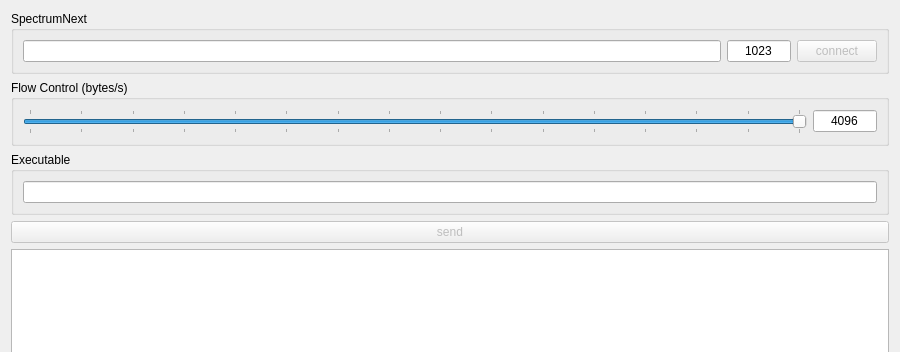
hurricane-src/QtSpectrumNextRemote, file SpectrumNextRemoteForm.ui: the form before one commit; both pictures show x 0 to 900 and y 0 to 352 of the 900 by 575 pixel window.
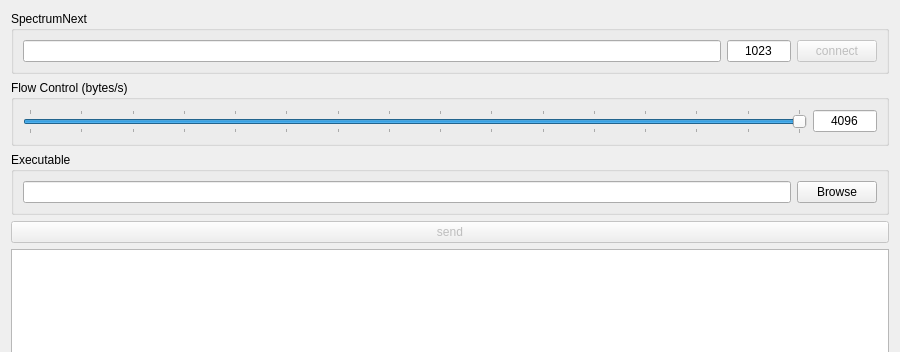
The form after the commit.

```diff
--- a/SpectrumNextRemoteForm.ui
+++ b/SpectrumNextRemoteForm.ui
@@ -137,7 +137,7 @@
        <property name="title">
         <string>Executable</string>
        </property>
-       <layout class="QVBoxLayout" name="verticalLayout_2">
+       <layout class="QHBoxLayout" name="horizontalLayout_3">
         <item>
          <widget class="QLineEdit" name="fileLineEdit">
           <property name="alignment">
@@ -145,6 +145,13 @@
           </property>
          </widget>
         </item>
+        <item>
+         <widget class="QPushButton" name="browsePushButton">
+          <property name="text">
+           <string>Browse</string>
+          </property>
+         </widget>
+        </item>
        </layout>
       </widget>
      </item>
```
